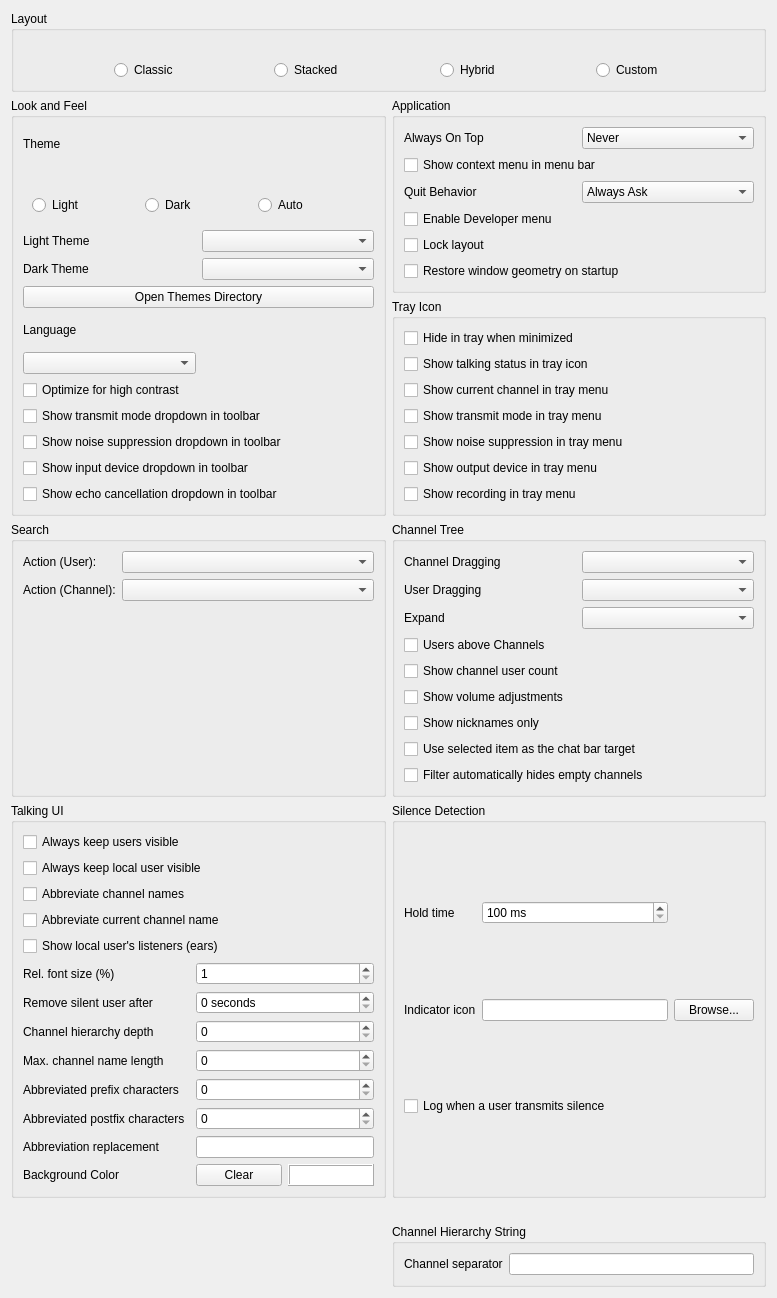
Old version of the form src/mumble/LookConfig.ui in the repository d3adb5/mumble.
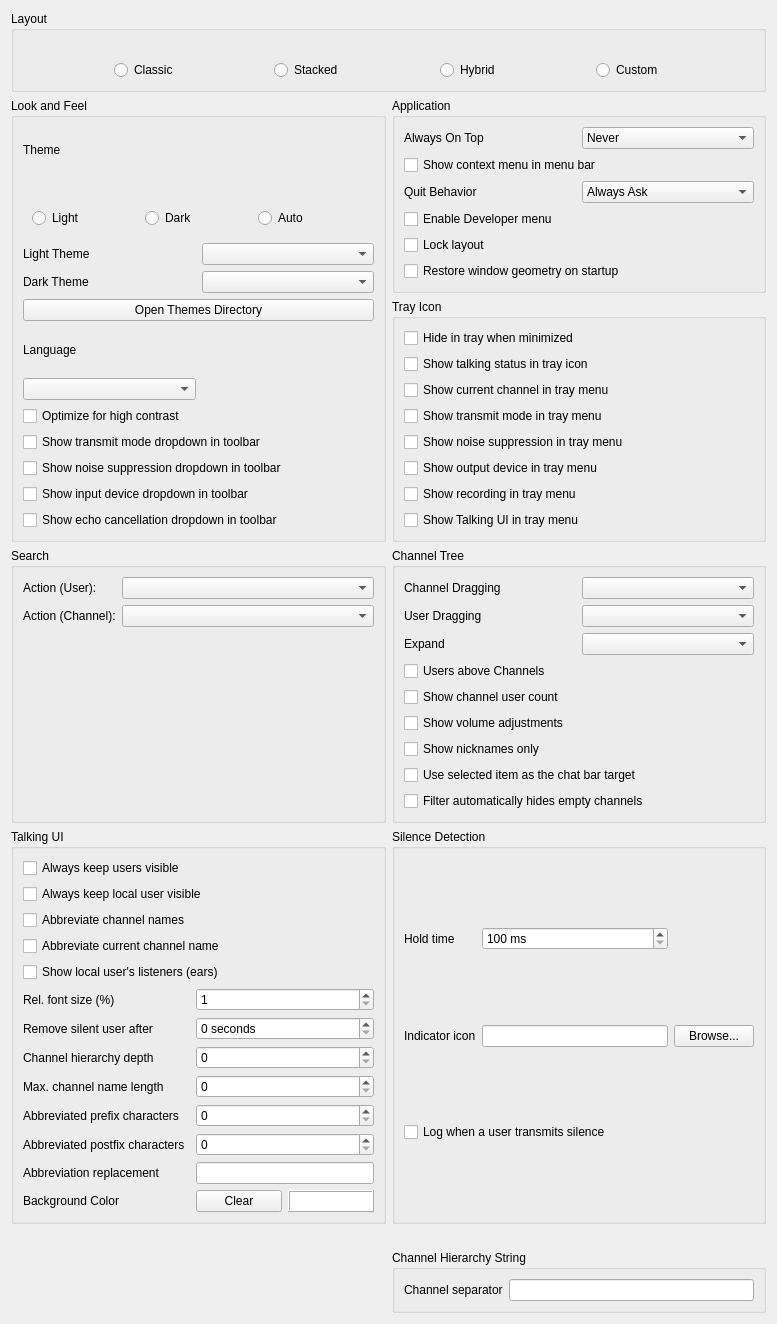
New version of the form. Icons and pictures are not drawn. Custom widgets are drawn as their Qt base class.

Commit message: FEAT(client): Put the tray menu's toggles on one line

Patch:
```diff
--- a/src/mumble/LookConfig.ui
+++ b/src/mumble/LookConfig.ui
@@ -374,6 +374,16 @@
         </property>
        </widget>
       </item>
+      <item>
+       <widget class="QCheckBox" name="qcbTrayShowTalkingUI">
+        <property name="toolTip">
+         <string>Offer toggling the Talking UI in the tray icon's menu</string>
+        </property>
+        <property name="text">
+         <string>Show Talking UI in tray menu</string>
+        </property>
+       </widget>
+      </item>
      </layout>
     </widget>
    </item>
```
Left out of the diff: 1 changed line with no effect on the pictures. The commit also changes 6 other files.
